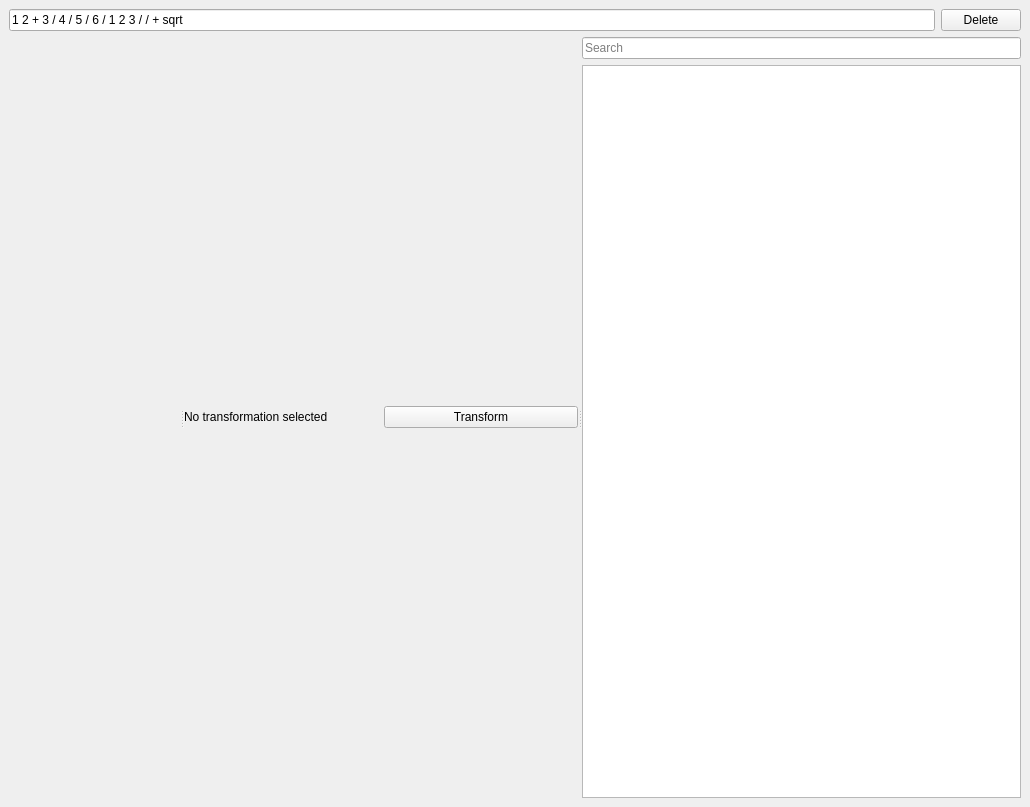
Before: the Qt Designer form src/testui/mainwin.ui in dominique-unruh/proof-editor, drawn with Qt 5.
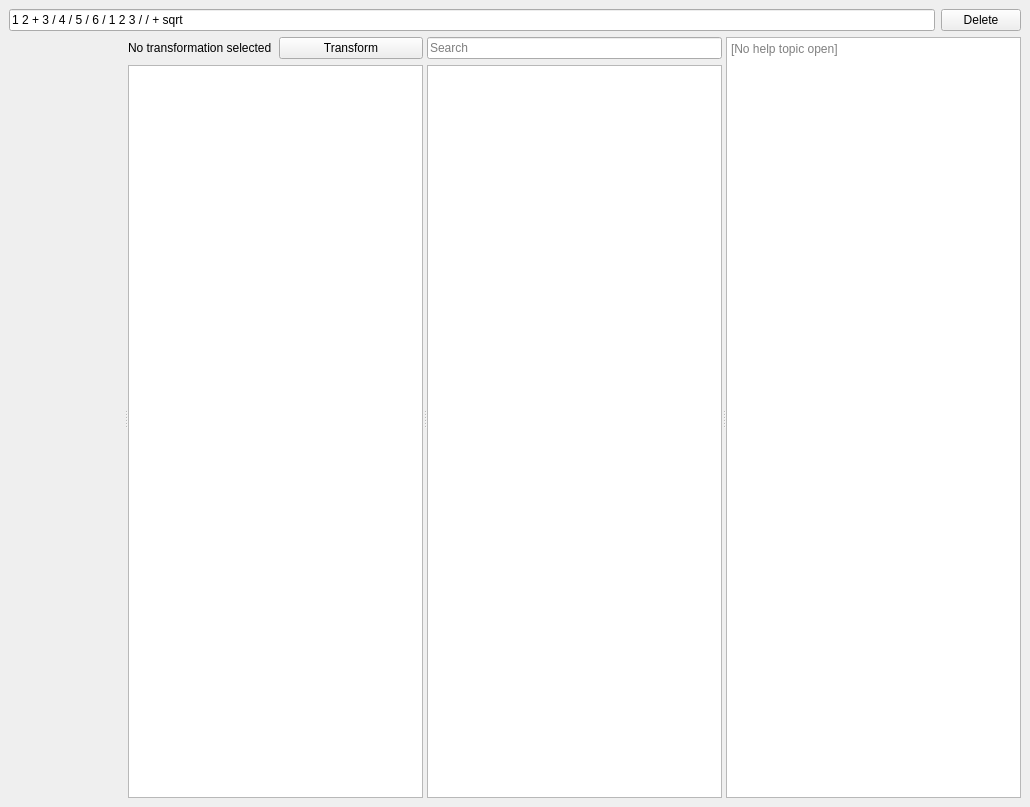
After: the same form once the commit is applied. Icons and pictures are not drawn. Custom widgets are drawn as their Qt base class.

Commit message: Support for UserErrors (partial). UserErrors are descriptive error messages with extra data.

What changed in the file:
```diff
--- a/src/testui/mainwin.ui
+++ b/src/testui/mainwin.ui
@@ -73,6 +73,19 @@
            </item>
           </layout>
          </item>
+         <item>
+          <widget class="QTextBrowser" name="txtShortError">
+           <property name="sizePolicy">
+            <sizepolicy hsizetype="Expanding" vsizetype="Minimum">
+             <horstretch>0</horstretch>
+             <verstretch>0</verstretch>
+            </sizepolicy>
+           </property>
+           <property name="openExternalLinks">
+            <bool>true</bool>
+           </property>
+          </widget>
+         </item>
         </layout>
        </widget>
       </widget>
@@ -93,6 +106,14 @@
         </item>
        </layout>
       </widget>
+      <widget class="QTextBrowser" name="txtLongError">
+       <property name="placeholderText">
+        <string>[No help topic open]</string>
+       </property>
+       <property name="openExternalLinks">
+        <bool>true</bool>
+       </property>
+      </widget>
      </widget>
     </item>
    </layout>
```
The commit also changes 14 other files.
